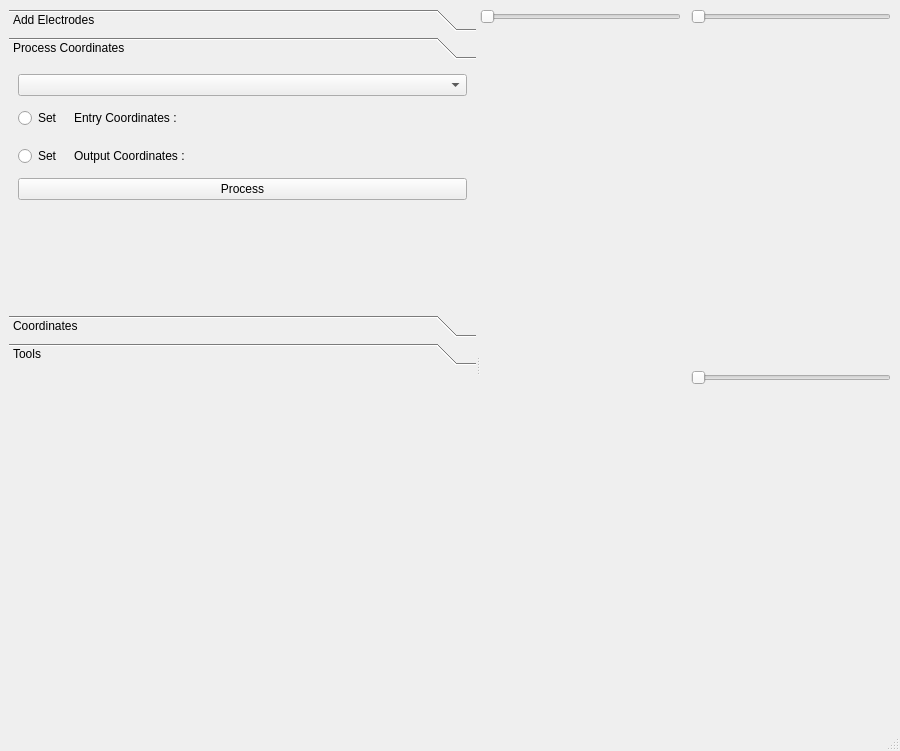
First picture: the form in ciclone/forms/ImagesViewer.ui, repository NeuroTech-Platform/CiCLONE, before the edit.
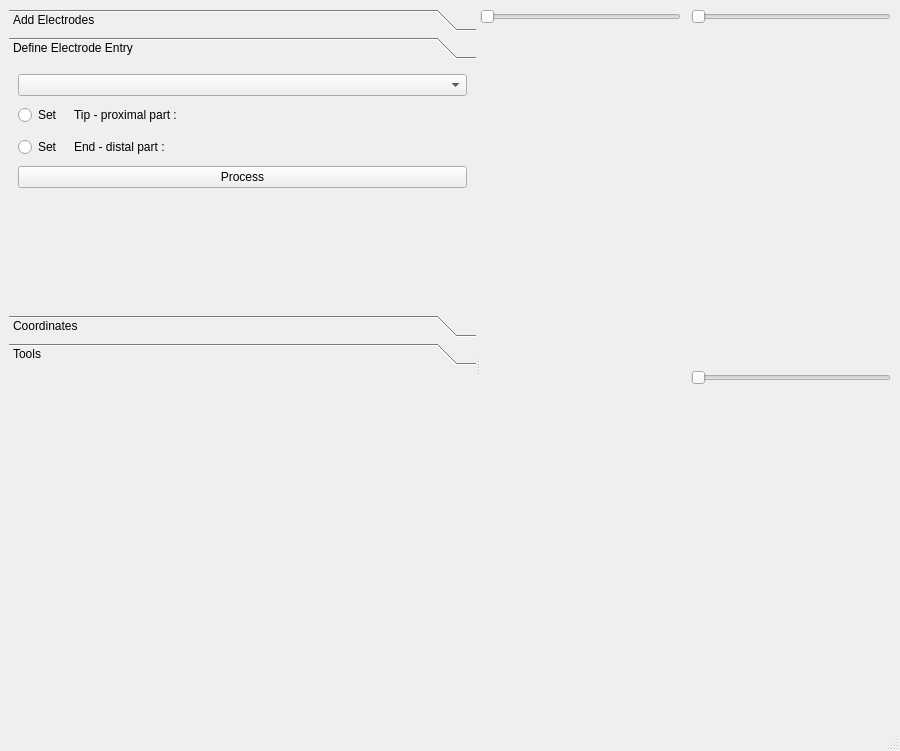
Second picture: the form after the edit. Custom widgets are drawn as their Qt base class.

Commit message: fix ui elements according to feedback

What changed in the file:
```diff
--- a/ciclone/forms/ImagesViewer.ui
+++ b/ciclone/forms/ImagesViewer.ui
@@ -122,8 +122,8 @@
             <rect>
              <x>0</x>
              <y>0</y>
-             <width>503</width>
-             <height>168</height>
+             <width>466</width>
+             <height>156</height>
             </rect>
            </property>
            <property name="sizePolicy">
@@ -139,7 +139,7 @@
             </size>
            </property>
            <attribute name="label">
-            <string>Process Coordinates</string>
+            <string>Define Electrode Entry</string>
            </attribute>
            <layout class="QGridLayout" name="gridLayout_3">
             <item row="0" column="0">
@@ -152,13 +152,13 @@
                 <property name="minimumSize">
                  <size>
                   <width>50</width>
-                  <height>32</height>
+                  <height>26</height>
                  </size>
                 </property>
                 <property name="maximumSize">
                  <size>
                   <width>50</width>
-                  <height>32</height>
+                  <height>26</height>
                  </size>
                 </property>
                 <property name="autoExclusive">
@@ -175,7 +175,7 @@
               <item>
                <widget class="QLabel" name="EntryCoordinatesLabel">
                 <property name="text">
-                 <string>Entry Coordinates : </string>
+                 <string>Tip - proximal part : </string>
                 </property>
                </widget>
               </item>
@@ -188,13 +188,13 @@
                 <property name="minimumSize">
                  <size>
                   <width>50</width>
-                  <height>32</height>
+                  <height>26</height>
                  </size>
                 </property>
                 <property name="maximumSize">
                  <size>
                   <width>50</width>
-                  <height>32</height>
+                  <height>26</height>
                  </size>
                 </property>
                 <property name="autoExclusive">
@@ -211,7 +211,7 @@
               <item>
                <widget class="QLabel" name="OutputCoordinatesLabel">
                 <property name="text">
-                 <string>Output Coordinates : </string>
+                 <string>End - distal part : </string>
                 </property>
                </widget>
               </item>
```
Left out of the diff: 32 changed lines with no effect on the pictures. The commit also changes 5 other files.
